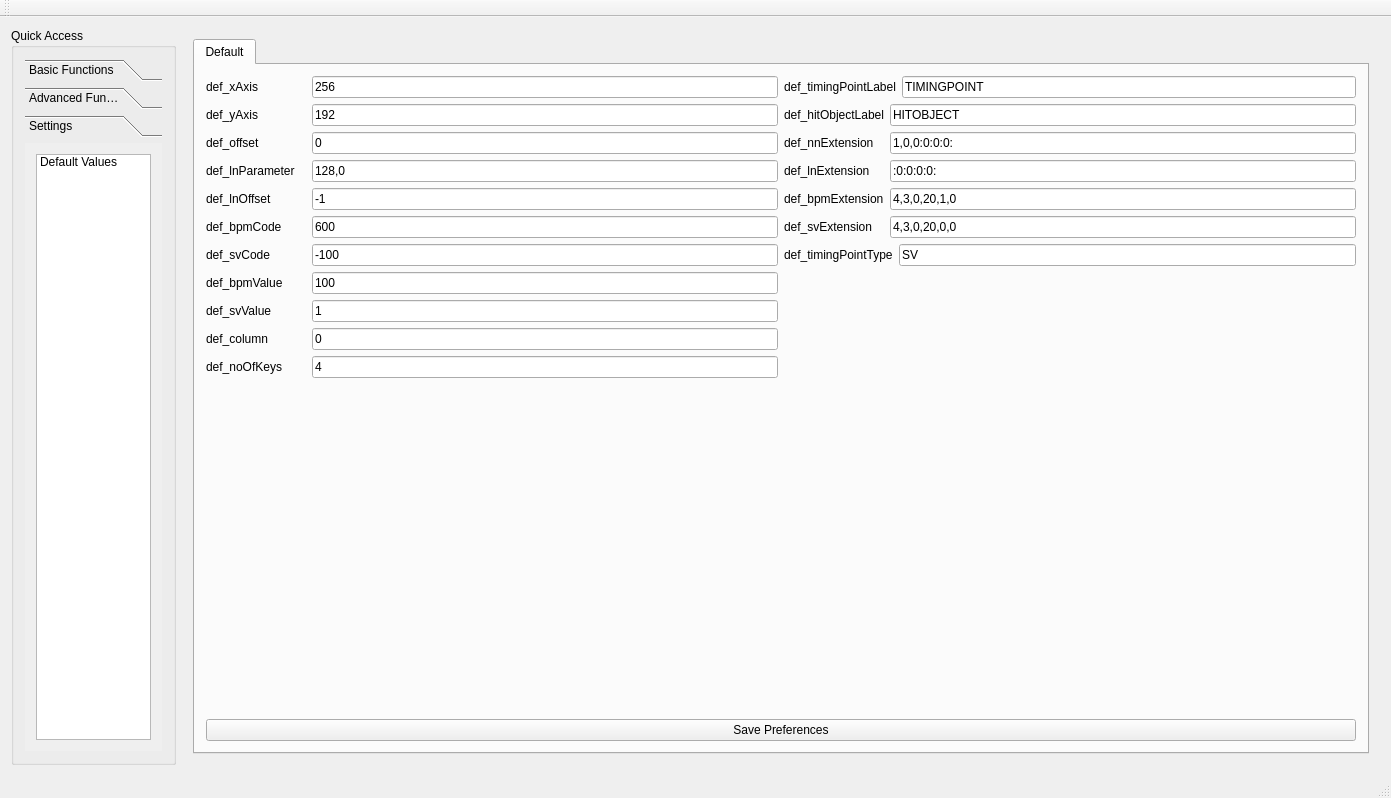
Old version of the form amber.ui in the repository Eve-ning/reamber.
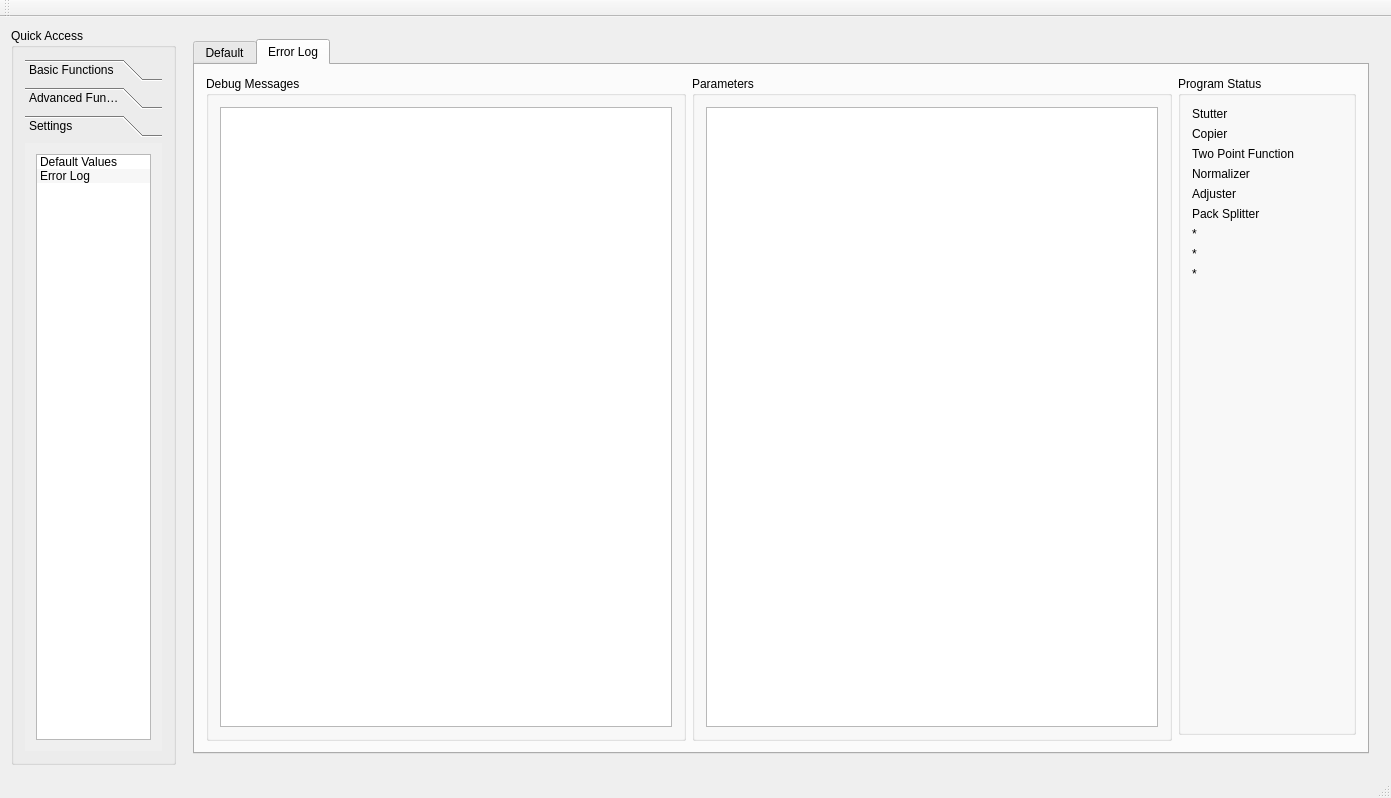
New version of the form. The open tabs and pages were chosen to show the change. Icons and pictures are not drawn. Custom widgets are drawn as their Qt base class.

Commit message:
Pack Splitter Complete
ALPHA to be released some time soon after

The edit to the form file:
```diff
--- a/amber.ui
+++ b/amber.ui
@@ -1400,7 +1400,7 @@
         <item row="0" column="0">
          <widget class="QTabWidget" name="settingsTabWidget">
           <property name="currentIndex">
-           <number>0</number>
+           <number>1</number>
           </property>
           <widget class="QWidget" name="tabDefault">
            <attribute name="title">
@@ -2115,6 +2115,284 @@
             </item>
            </layout>
           </widget>
+          <widget class="QWidget" name="tab">
+           <attribute name="title">
+            <string>Error Log</string>
+           </attribute>
+           <layout class="QGridLayout" name="gridLayout_53">
+            <item row="0" column="1" rowspan="2">
+             <widget class="QGroupBox" name="el_parameterGroup">
+              <property name="title">
+               <string>Parameters</string>
+              </property>
+              <layout class="QGridLayout" name="gridLayout_50">
+               <item row="0" column="0">
+                <widget class="QTextBrowser" name="el_parameterBrowser"/>
+               </item>
+              </layout>
+             </widget>
+            </item>
+            <item row="0" column="2">
+             <widget class="QGroupBox" name="el_statusGroup">
+              <property name="title">
+               <string>Program Status</string>
+              </property>
+              <layout class="QGridLayout" name="gridLayout_51">
+               <item row="0" column="0">
+                <widget class="QLabel" name="el_stutterStatus">
+                 <property name="sizePolicy">
+                  <sizepolicy hsizetype="Ignored" vsizetype="Preferred">
+                   <horstretch>0</horstretch>
+                   <verstretch>0</verstretch>
+                  </sizepolicy>
+                 </property>
+                 <property name="minimumSize">
+                  <size>
+                   <width>150</width>
+                   <height>0</height>
+                  </size>
+                 </property>
+                 <property name="maximumSize">
+                  <size>
+                   <width>200</width>
+                   <height>16777215</height>
+                  </size>
+                 </property>
+                 <property name="text">
+                  <string>Stutter</string>
+                 </property>
+                </widget>
+               </item>
+               <item row="1" column="0">
+                <widget class="QLabel" name="el_copierStatus">
+                 <property name="sizePolicy">
+                  <sizepolicy hsizetype="Ignored" vsizetype="Preferred">
+                   <horstretch>0</horstretch>
+                   <verstretch>0</verstretch>
+                  </sizepolicy>
+                 </property>
+                 <property name="minimumSize">
+                  <size>
+                   <width>150</width>
+                   <height>0</height>
+                  </size>
+                 </property>
+                 <property name="maximumSize">
+                  <size>
+                   <width>200</width>
+                   <height>16777215</height>
+                  </size>
+                 </property>
+                 <property name="text">
+                  <string>Copier</string>
+                 </property>
+                </widget>
+               </item>
+               <item row="2" column="0">
+                <widget class="QLabel" name="el_tpfStatus">
+                 <property name="sizePolicy">
+                  <sizepolicy hsizetype="Ignored" vsizetype="Preferred">
+                   <horstretch>0</horstretch>
+                   <verstretch>0</verstretch>
+                  </sizepolicy>
+                 </property>
+                 <property name="minimumSize">
+                  <size>
+                   <width>150</width>
+                   <height>0</height>
+                  </size>
+                 </property>
+                 <property name="maximumSize">
+                  <size>
+                   <width>200</width>
+                   <height>16777215</height>
+                  </size>
+                 </property>
+                 <property name="text">
+                  <string>Two Point Function</string>
+                 </property>
+                </widget>
+               </item>
+               <item row="3" column="0">
+                <widget class="QLabel" name="el_normalizerStatus">
+                 <property name="sizePolicy">
+                  <sizepolicy hsizetype="Ignored" vsizetype="Preferred">
+                   <horstretch>0</horstretch>
+                   <verstretch>0</verstretch>
+                  </sizepolicy>
+                 </property>
+                 <property name="minimumSize">
+                  <size>
+                   <width>150</width>
+                   <height>0</height>
+                  </size>
+                 </property>
+                 <property name="maximumSize">
+                  <size>
+                   <width>200</width>
+                   <height>16777215</height>
+                  </size>
+                 </property>
+                 <property name="text">
+                  <string>Normalizer</string>
+                 </property>
+                </widget>
+               </item>
+               <item row="4" column="0">
+                <widget class="QLabel" name="el_adjusterStatus">
+                 <property name="sizePolicy">
+                  <sizepolicy hsizetype="Ignored" vsizetype="Preferred">
+                   <horstretch>0</horstretch>
+                   <verstretch>0</verstretch>
+                  </sizepolicy>
+                 </property>
+                 <property name="minimumSize">
+                  <size>
+                   <width>150</width>
+                   <height>0</height>
+                  </size>
+                 </property>
+                 <property name="maximumSize">
+                  <size>
+                   <width>200</width>
+                   <height>16777215</height>
+                  </size>
+                 </property>
+                 <property name="text">
+                  <string>Adjuster</string>
+                 </property>
+                </widget>
+               </item>
+               <item row="5" column="0">
+                <widget class="QLabel" name="el_packSplitter">
+                 <property name="sizePolicy">
+                  <sizepolicy hsizetype="Ignored" vsizetype="Preferred">
+                   <horstretch>0</horstretch>
+                   <verstretch>0</verstretch>
+                  </sizepolicy>
+                 </property>
+                 <property name="minimumSize">
+                  <size>
+                   <width>150</width>
+                   <height>0</height>
+                  </size>
+                 </property>
+                 <property name="maximumSize">
+                  <size>
+                   <width>200</width>
+                   <height>16777215</height>
+                  </size>
+                 </property>
+                 <property name="text">
+                  <string>Pack Splitter</string>
+                 </property>
+                </widget>
+               </item>
+               <item row="6" column="0">
+                <widget class="QLabel" name="el_1">
+                 <property name="sizePolicy">
+                  <sizepolicy hsizetype="Ignored" vsizetype="Preferred">
+                   <horstretch>0</horstretch>
+                   <verstretch>0</verstretch>
+                  </sizepolicy>
+                 </property>
+                 <property name="minimumSize">
+                  <size>
+                   <width>150</width>
+                   <height>0</height>
+                  </size>
+                 </property>
+                 <property name="maximumSize">
+                  <size>
+                   <width>200</width>
+                   <height>16777215</height>
+                  </size>
+                 </property>
+                 <property name="text">
+                  <string>*</string>
+                 </property>
+                </widget>
+               </item>
+               <item row="7" column="0">
+                <widget class="QLabel" name="el_2">
+                 <property name="sizePolicy">
+                  <sizepolicy hsizetype="Ignored" vsizetype="Preferred">
+                   <horstretch>0</horstretch>
+                   <verstretch>0</verstretch>
+                  </sizepolicy>
+                 </property>
+                 <property name="minimumSize">
+                  <size>
+                   <width>150</width>
+                   <height>0</height>
+                  </size>
+                 </property>
+                 <property name="maximumSize">
+                  <size>
+                   <width>200</width>
+                   <height>16777215</height>
+                  </size>
+                 </property>
+                 <property name="text">
+                  <string>*</string>
+                 </property>
+                </widget>
+               </item>
+               <item row="8" column="0">
+                <widget class="QLabel" name="el_3">
+                 <property name="sizePolicy">
+                  <sizepolicy hsizetype="Ignored" vsizetype="Preferred">
+                   <horstretch>0</horstretch>
+                   <verstretch>0</verstretch>
+                  </sizepolicy>
+                 </property>
+                 <property name="minimumSize">
+                  <size>
+                   <width>150</width>
+                   <height>0</height>
+                  </size>
+                 </property>
+                 <property name="maximumSize">
+                  <size>
+                   <width>200</width>
+                   <height>16777215</height>
+                  </size>
+                 </property>
+                 <property name="text">
+                  <string>*</string>
+                 </property>
+                </widget>
+               </item>
+               <item row="9" column="0">
+                <spacer name="el_verticalSpacer">
+                 <property name="orientation">
+                  <enum>Qt::Vertical</enum>
+                 </property>
+                 <property name="sizeHint" stdset="0">
+                  <size>
+                   <width>20</width>
+                   <height>40</height>
+                  </size>
+                 </property>
+                </spacer>
+               </item>
+              </layout>
+             </widget>
+            </item>
+            <item row="0" column="0" rowspan="2">
+             <widget class="QGroupBox" name="el_messageGroup">
+              <property name="title">
+               <string>Debug Messages</string>
+              </property>
+              <layout class="QGridLayout" name="gridLayout_52">
+               <item row="0" column="0">
+                <widget class="QTextBrowser" name="el_messageBrowser"/>
+               </item>
+              </layout>
+             </widget>
+            </item>
+           </layout>
+          </widget>
          </widget>
         </item>
        </layout>
@@ -2252,6 +2530,11 @@
                <string>Default Values</string>
               </property>
              </item>
+             <item>
+              <property name="text">
+               <string>Error Log</string>
+              </property>
+             </item>
             </widget>
            </item>
           </layout>
```
Left out of the diff: 6 changed lines with no effect on the pictures. The commit also changes 3 other files.
